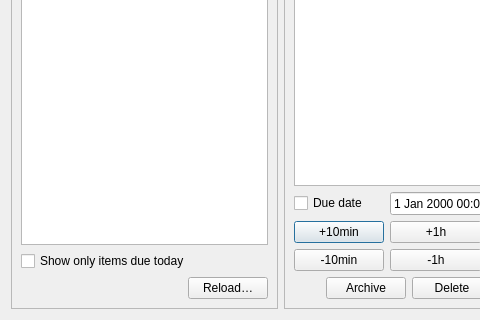
Before: the Qt Designer form src/dialogs/nextclouddeckdialog.ui in pbek/QOwnNotes, drawn with Qt 5; both pictures show x 0 to 480 and y 149 to 469 of the 599 by 469 pixel window.
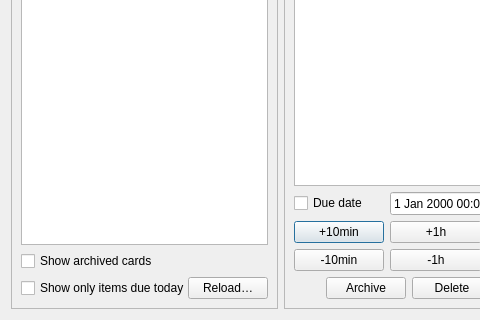
After: the same form once the commit is applied. Icons and pictures are not drawn. Custom widgets are drawn as their Qt base class.

Commit message: #3357 nextclouddeckdialog: show archived items

```diff
--- a/src/dialogs/nextclouddeckdialog.ui
+++ b/src/dialogs/nextclouddeckdialog.ui
@@ -194,6 +194,13 @@
      </property>
      <layout class="QGridLayout" name="gridLayout_3">
       <item row="2" column="0">
+        <widget class="QCheckBox" name="showArchivedCardsCheckBox">
+         <property name="text">
+          <string>Show archived cards</string>
+         </property>
+        </widget>
+       </item>
+       <item row="3" column="0">
        <widget class="QCheckBox" name="showDueTodayItemsOnlyCheckBox">
         <property name="toolTip">
          <string>This doesn't work for sub-items, because they may be hidden by the parent item!</string>
```
Left out of the diff: 1 changed line with no effect on the pictures. Lines whose indentation alone changed are shown as unchanged. The commit also changes 4 other files.
